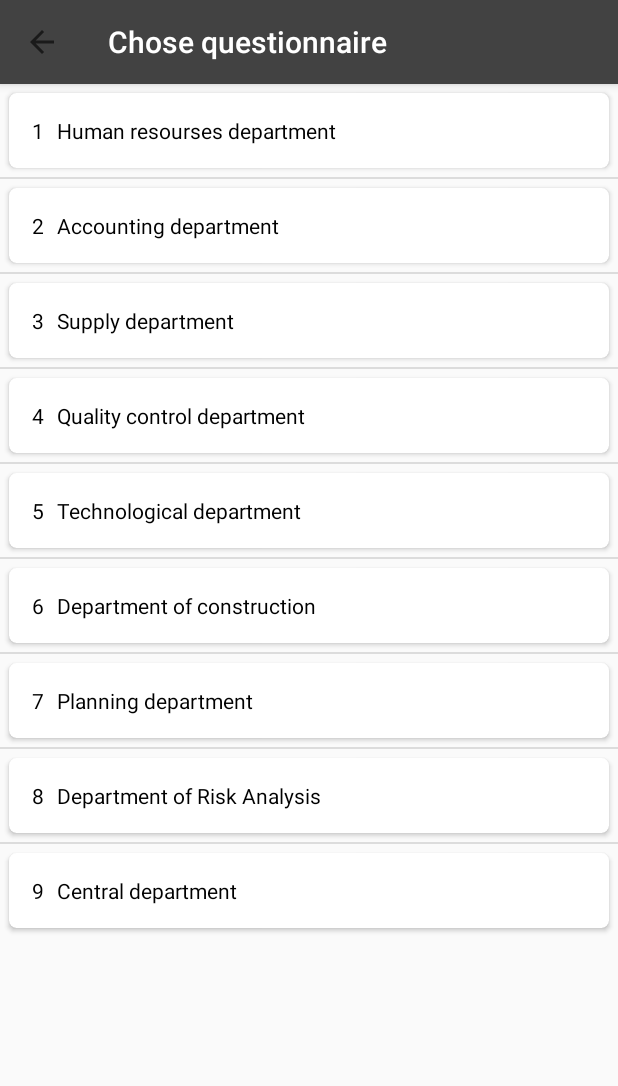
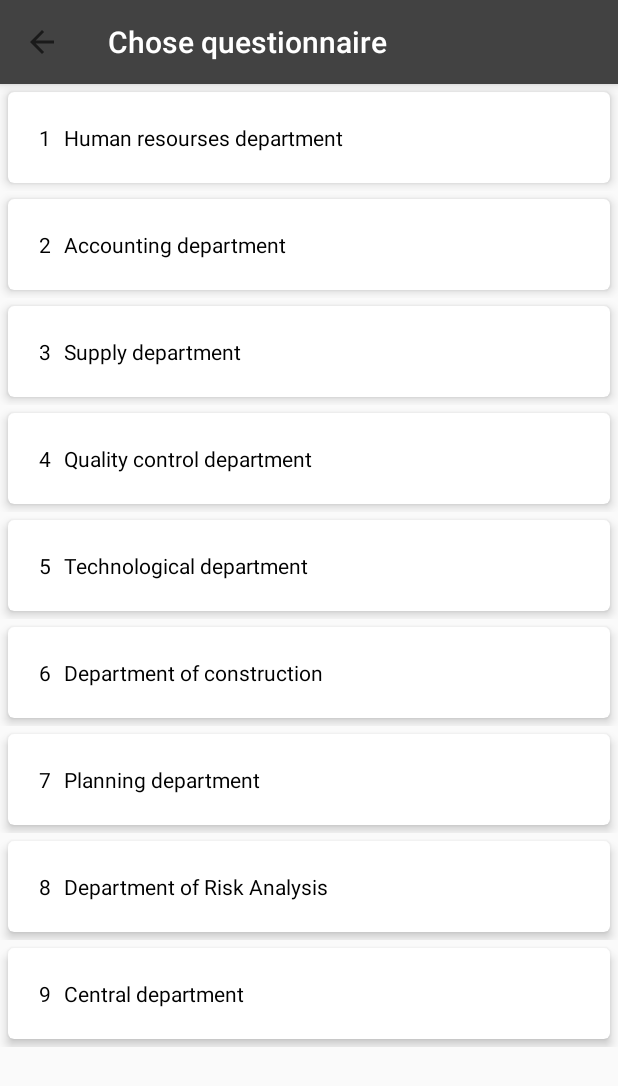
Before and after one commit to AlexKatrenich/codelabs, an Android app: the screen it shows after launch (QuestionariesActivity), on a phone screen of 412 x 824 dp. Shown: the top 1086 px of the screen. Run offline under Robolectric (Android 15) with nearby library versions, the phone set to English and light mode, and no system bars.

Commit message:
ListView done

```diff
--- a/FactoryQuestions/app/src/main/res/layout/activity_questionaries.xml
+++ b/FactoryQuestions/app/src/main/res/layout/activity_questionaries.xml
@@ -28,10 +28,13 @@
     <ListView
         android:id="@+id/lv_questionaries"
         android:layout_width="match_parent"
-        android:layout_height="wrap_content"
+        android:layout_height="0dp"
+        app:layout_constraintBottom_toBottomOf="parent"
         app:layout_constraintEnd_toEndOf="parent"
         app:layout_constraintStart_toEndOf="@+id/appbar"
-        app:layout_constraintTop_toBottomOf="@+id/appbar" />
+        app:layout_constraintTop_toBottomOf="@+id/appbar"
+        android:divider="@null"
+        android:dividerHeight="0dp"/>
 
 
 </android.support.constraint.ConstraintLayout>
--- a/FactoryQuestions/app/src/main/res/layout/group_list_view_item.xml
+++ b/FactoryQuestions/app/src/main/res/layout/group_list_view_item.xml
@@ -1,18 +1,25 @@
 <?xml version="1.0" encoding="utf-8"?>
-
-<FrameLayout
-    android:layout_height="wrap_content"
-    android:layout_width="match_parent"
+<RelativeLayout
     xmlns:android="http://schemas.android.com/apk/res/android"
     xmlns:app="http://schemas.android.com/apk/res-auto"
-    xmlns:tools="http://schemas.android.com/tools">
+    xmlns:tools="http://schemas.android.com/tools"
+    android:layout_width="match_parent"
+    android:layout_height="wrap_content"
+    android:layout_margin="0dp"
+    android:padding="0dp"
+    android:background="@android:color/transparent">
 
     <android.support.v7.widget.CardView
+        xmlns:card_view="http://schemas.android.com/apk/res-auto"
+        card_view:cardCornerRadius="4dp"
+        card_view:cardElevation="4dp"
+        card_view:cardMaxElevation="6dp"
+        card_view:contentPadding="5dp"
         android:layout_width="match_parent"
         android:layout_height="wrap_content"
-        android:layout_margin="@dimen/text_input_margins"
-        app:cardCornerRadius="5dp"
-        tools:theme="@style/CardView">
+        android:layout_margin="5dp"
+        tools:theme="@style/CardView"
+        android:background="@android:color/transparent">
 
 
         <android.support.constraint.ConstraintLayout
@@ -61,4 +68,4 @@
         </android.support.constraint.ConstraintLayout>
 
     </android.support.v7.widget.CardView>
-</FrameLayout>
+</RelativeLayout>
```
